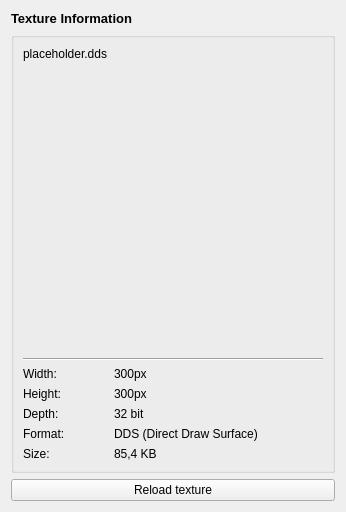
This is code/qttoolkit/contentbrowser/ui/textureinfowidget.ui in gscept/nebula-trifid as Qt 5 draws it before an edit. The edited form follows.
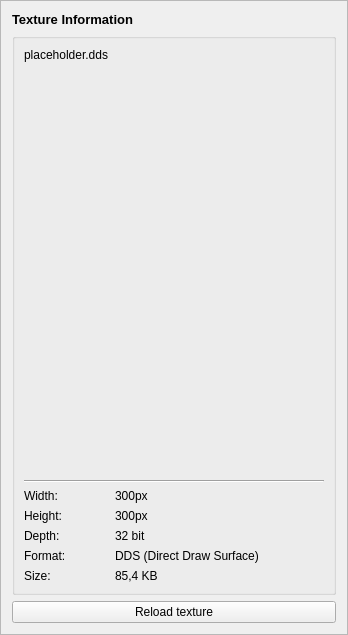
This is the edited form. Icons and pictures are not drawn.

Commit message:
*content browser* fixed: - Doesn't crash when exiting because some material is not released properly. - Made the content widgets have a frame, making them easier to use and to distinguish.
*render*
hax:
- Hrrmm, still have the nvidia R16F issue, so R16F reports to be 4 bytes per pixel instead of 2, but still comes out wrong...

Patch:
```diff
--- a/code/qttoolkit/contentbrowser/ui/textureinfowidget.ui
+++ b/code/qttoolkit/contentbrowser/ui/textureinfowidget.ui
@@ -1,22 +1,34 @@
 <?xml version="1.0" encoding="UTF-8"?>
 <ui version="4.0">
  <class>TextureInfoWidget</class>
- <widget class="QWidget" name="TextureInfoWidget">
+ <widget class="QFrame" name="TextureInfoWidget">
   <property name="geometry">
    <rect>
     <x>0</x>
     <y>0</y>
-    <width>338</width>
-    <height>512</height>
+    <width>340</width>
+    <height>635</height>
    </rect>
   </property>
+  <property name="sizePolicy">
+   <sizepolicy hsizetype="Preferred" vsizetype="Preferred">
+    <horstretch>0</horstretch>
+    <verstretch>0</verstretch>
+   </sizepolicy>
+  </property>
   <property name="font">
    <font>
     <family>Segoe UI</family>
    </font>
   </property>
   <property name="windowTitle">
-   <string>Texture Information</string>
+   <string>Frame</string>
+  </property>
+  <property name="frameShape">
+   <enum>QFrame::StyledPanel</enum>
+  </property>
+  <property name="frameShadow">
+   <enum>QFrame::Raised</enum>
   </property>
   <layout class="QGridLayout" name="gridLayout">
    <item row="0" column="0">
```
Left out of the diff: 140 changed lines with no effect on the pictures. The commit also changes 17 other files.
